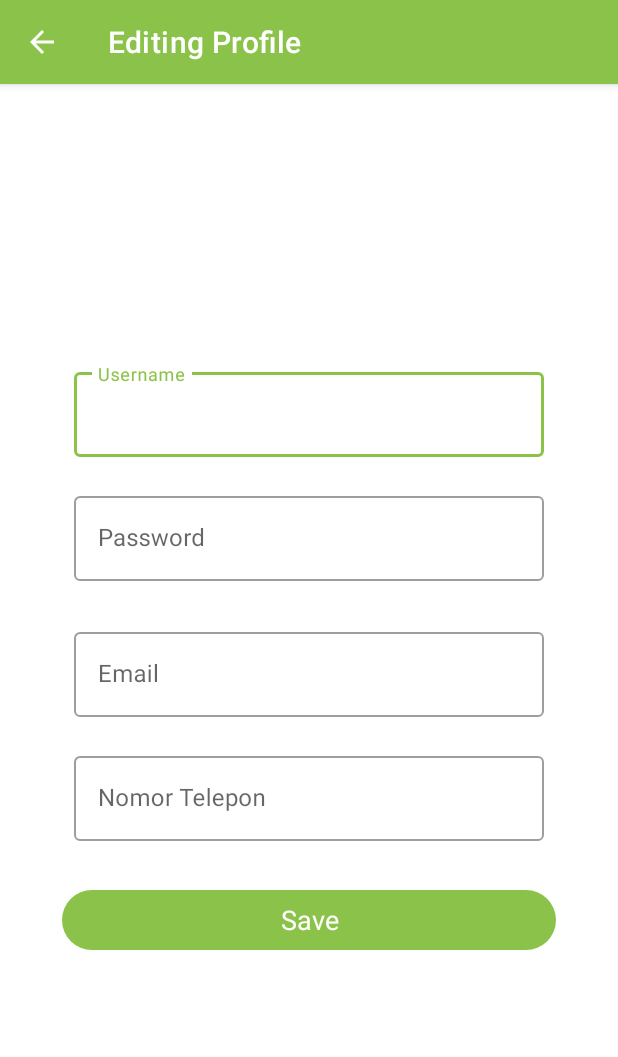
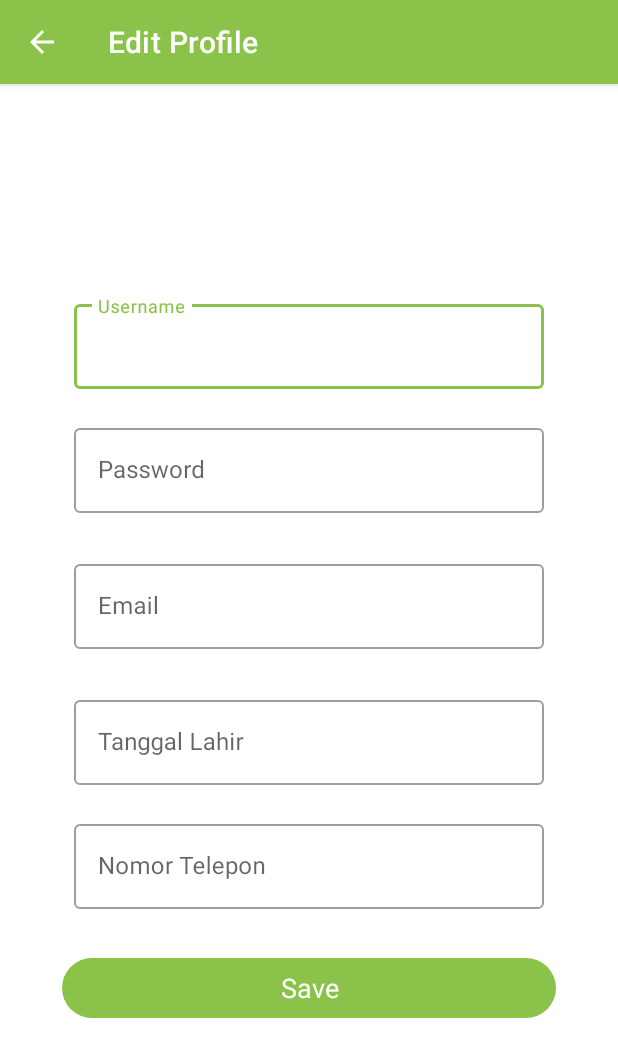
Before and after one commit to WillChrist007/Etanod, an Android app: the EditProfileActivity screen opened directly, with no data from a screen before it, on a phone screen of 412 x 824 dp. Shown: the top 1057 px of the screen. Run offline under Robolectric (Android 15) with nearby library versions, the phone set to English and light mode, and no system bars.

Commit message:
DONE [100%] (semoga :D)

```diff
--- a/app/src/main/java/com/william/etanodv2/RegisterActivity.kt
+++ b/app/src/main/java/com/william/etanodv2/RegisterActivity.kt
@@ -91,14 +91,14 @@ class RegisterActivity : AppCompatActivity() {
             }
 
             if(inputTelepon.isEmpty()){
-                binding?.telepon?.setError("No Tlp Tidak Boleh Kosong")
+                binding?.telepon?.setError("Nomor Telepon Tidak Boleh Kosong")
                 checkRegister = false
             }else if(inputTelepon.length < 12){
-                binding?.telepon?.setError("Panjang No Tlp harus > 12")
+                binding?.telepon?.setError("Nomor Telepon TIdak Valid")
                 checkRegister = false
             }
 
-            if(!inputUsername.isEmpty() && !inputPassword.isEmpty() && !inputEmail.isEmpty() && !inputTanggal.isEmpty() && !inputTelepon.isEmpty() && inputTelepon.length == 12){
+            if(!inputUsername.isEmpty() && !inputPassword.isEmpty() && !inputEmail.isEmpty() && !inputTanggal.isEmpty() && !inputTelepon.isEmpty() && inputTelepon.length >= 12){
                 checkRegister = true
 
                 CoroutineScope(Dispatchers.IO).launch {
--- a/app/src/main/res/layout/activity_edit_profile.xml
+++ b/app/src/main/res/layout/activity_edit_profile.xml
@@ -19,7 +19,7 @@
         app:layout_constraintBottom_toBottomOf="parent">
 
         <com.google.android.material.textfield.TextInputLayout
-            android:id="@+id/username"
+            android:id="@+id/edit_username"
             android:layout_width="match_parent"
             android:layout_height="wrap_content"
             style="@style/Widget.MaterialComponents.TextInputLayout.OutlinedBox"
@@ -35,7 +35,7 @@
         </com.google.android.material.textfield.TextInputLayout>
 
         <com.google.android.material.textfield.TextInputLayout
-            android:id="@+id/password"
+            android:id="@+id/edit_password"
             android:layout_width="match_parent"
             android:layout_height="wrap_content"
             style="@style/Widget.MaterialComponents.TextInputLayout.OutlinedBox"
@@ -51,10 +51,10 @@
         </com.google.android.material.textfield.TextInputLayout>
 
         <com.google.android.material.textfield.TextInputLayout
-            android:id="@+id/email"
+            android:id="@+id/edit_email"
             style="@style/Widget.MaterialComponents.TextInputLayout.OutlinedBox"
             android:layout_width="match_parent"
-            android:layout_height="wrap_content"
+            android:layout_height="match_parent"
             android:layout_marginStart="24dp"
             android:layout_marginTop="8dp"
             android:layout_marginEnd="24dp"
@@ -68,7 +68,27 @@
         </com.google.android.material.textfield.TextInputLayout>
 
         <com.google.android.material.textfield.TextInputLayout
-            android:id="@+id/telepon"
+            android:id="@+id/edit_tanggal"
+            style="@style/Widget.MaterialComponents.TextInputLayout.OutlinedBox"
+            android:layout_width="match_parent"
+            android:layout_height="wrap_content"
+            android:layout_marginStart="24dp"
+            android:layout_marginTop="8dp"
+            android:layout_marginEnd="24dp"
+            android:clickable="true"
+            android:focusable="false"
+            android:hint="Tanggal Lahir"
+            app:errorEnabled="true">
+
+            <com.google.android.material.textfield.TextInputEditText
+                android:layout_width="match_parent"
+                android:layout_height="wrap_content"
+                android:inputType="text"
+                android:editable="false"/>
+        </com.google.android.material.textfield.TextInputLayout>
+
+        <com.google.android.material.textfield.TextInputLayout
+            android:id="@+id/edit_telepon"
             android:layout_width="match_parent"
             android:layout_height="wrap_content"
             style="@style/Widget.MaterialComponents.TextInputLayout.OutlinedBox"
@@ -81,6 +101,7 @@
                 android:layout_width="match_parent"
                 android:layout_height="wrap_content"
                 android:inputType="number"/>
+
         </com.google.android.material.textfield.TextInputLayout>
 
         <com.google.android.material.button.MaterialButton
--- a/app/src/main/res/layout/activity_login.xml
+++ b/app/src/main/res/layout/activity_login.xml
@@ -2,6 +2,7 @@
 <androidx.constraintlayout.widget.ConstraintLayout xmlns:android="http://schemas.android.com/apk/res/android"
     xmlns:app="http://schemas.android.com/apk/res-auto"
     xmlns:tools="http://schemas.android.com/tools"
+    android:id="@+id/mainLayout"
     android:layout_width="match_parent"
     android:layout_height="match_parent"
     tools:context=".LoginActivity">
--- a/app/src/main/res/layout/fragment_profile.xml
+++ b/app/src/main/res/layout/fragment_profile.xml
@@ -54,7 +54,7 @@
                 android:layout_width="match_parent"
                 android:layout_height="wrap_content"
                 android:layout_weight="1"
-                android:text="Phone Number"
+                android:text="Email"
                 android:textSize="16sp" />
 
             <TextView
@@ -62,7 +62,7 @@
                 android:layout_width="match_parent"
                 android:layout_height="wrap_content"
                 android:layout_weight="1"
-                android:text="Email"
+                android:text="Phone Number"
                 android:textSize="16sp" />
 
         </LinearLayout>
@@ -91,7 +91,7 @@
         android:layout_width="350dp"
         android:layout_height="wrap_content"
         android:layout_gravity="center"
-        android:text="Update"
+        android:text="Edit"
         android:textSize="18sp"
         app:iconGravity="textStart"
         app:layout_constraintBottom_toBottomOf="parent"
```
Also changed, not shown: app/src/main/java/com/william/etanodv2/EditProfileActivity.kt (+49 -14 lines), app/src/main/java/com/william/etanodv2/LoginActivity.kt (+33 -32 lines), app/src/main/java/com/william/etanodv2/fragment/FragmentProfile.kt (+53 -66 lines), app/src/main/java/com/william/etanodv2/room/users/UserDao.kt (+4 -4 lines).
